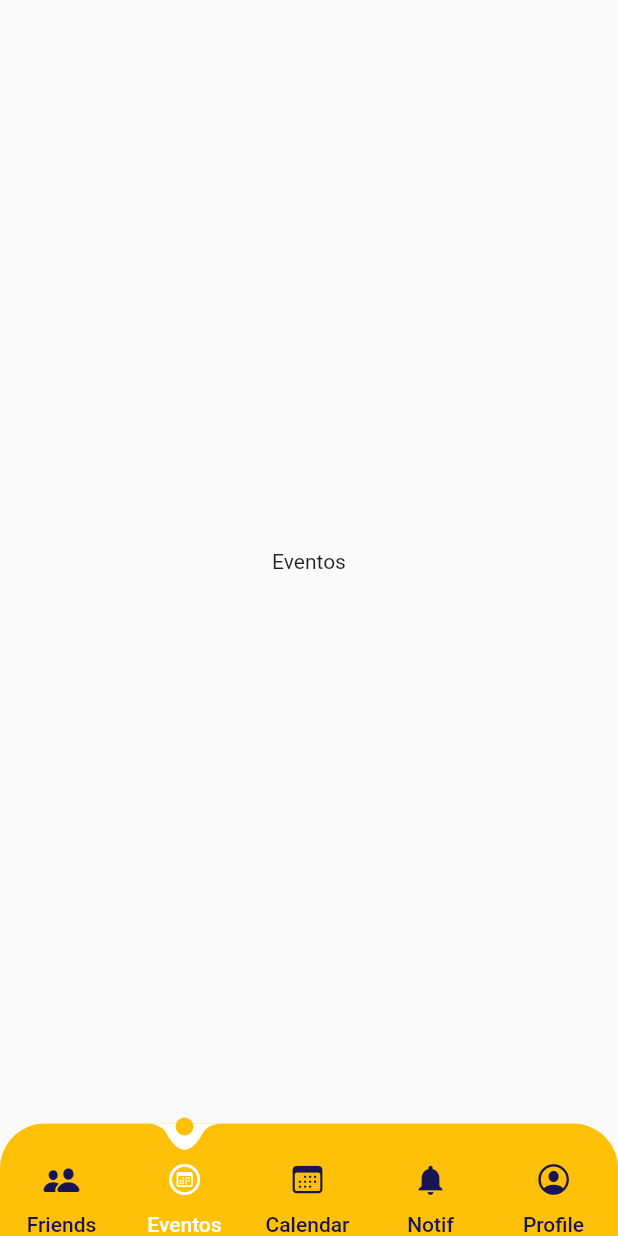
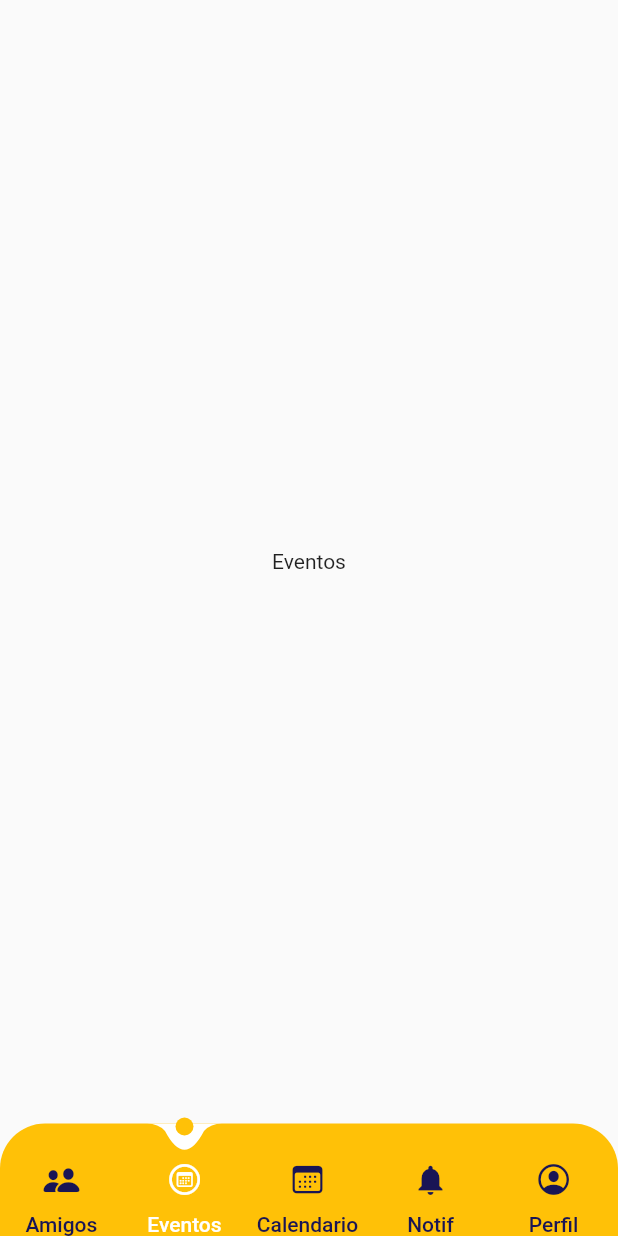
Before and after one commit to karou1182001/AppMovilRU, a Flutter app: the screen it shows after launch, item 2 of the bottom bar chosen, on a phone screen of 412 x 824 dp. Run offline on Flutter 3.47's test engine with Material 2 defaults, Android fonts, the phone set to English and light mode, and no system bars; our stand-ins replace get, syncfusion_flutter_calendar.

Commit message:
Profile finished

```diff
--- a/lib/ui/pages/profile.dart
+++ b/lib/ui/pages/profile.dart
@@ -107,7 +107,7 @@ class _ProfileState extends State<Profile> {
                     style: ButtonStyle(
                         backgroundColor: MaterialStateColor.resolveWith(
                             (states) => Colors.black)),
-                    onPressed: () {},
+                    onPressed: () {print('Navegar hacia la pantalla de editar perfil');},
                     child: Row(
                       mainAxisAlignment: MainAxisAlignment.start,
                       children: [
@@ -135,7 +135,7 @@ class _ProfileState extends State<Profile> {
                     style: ButtonStyle(
                         backgroundColor: MaterialStateColor.resolveWith(
                             (states) => Colors.black)),
-                    onPressed: () {},
+                    onPressed: () {print('Navegar hacia la pantalla de inicio de sesión');},
                     child: Row(
                       mainAxisAlignment: MainAxisAlignment.start,
                       children: [
--- a/lib/ui/widgets/navbar/model.dart
+++ b/lib/ui/widgets/navbar/model.dart
@@ -24,7 +24,7 @@ List<Model> navBtn = [
   Model(
       id: 0,
       icon: CupertinoIcons.person_2_fill,
-      name: 'Friends',
+      name: 'Amigos',
       widget:  Friends()),
   Model(
       id: 1,
@@ -34,7 +34,7 @@ List<Model> navBtn = [
   Model(
       id: 2,
       icon: CupertinoIcons.calendar,
-      name: 'Calendar',
+      name: 'Calendario',
       widget: const MyCalendar()),
   Model(
       id: 3,
@@ -44,6 +44,6 @@ List<Model> navBtn = [
   Model(
       id: 4,
       icon: CupertinoIcons.profile_circled,
-      name: 'Profile',
+      name: 'Perfil',
       widget: const Profile()),
 ];
```
